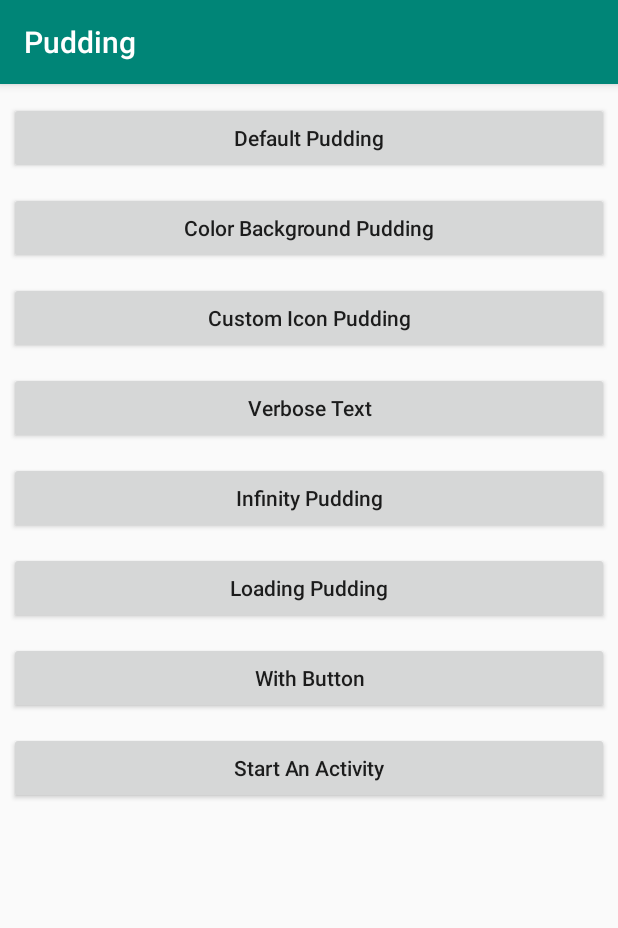
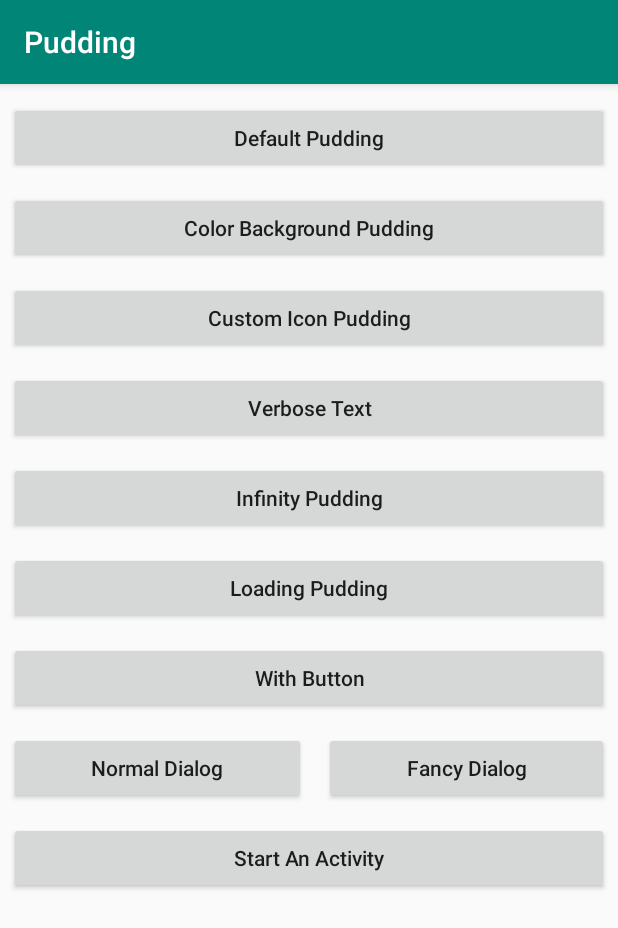
Before and after one commit to o0o0oo00/Pudding, an Android app: the screen it shows after launch (MainActivity), on a phone screen of 412 x 824 dp. Shown: the top 928 px of the screen. Run offline under Robolectric (Android 15) with nearby library versions, the phone set to English and light mode, and no system bars; libraries missing offline, so code that uses them is left out: com.zcy.fancydialog.

Commit message:
add fancy dialog lib so awesome

```diff
--- a/app/build.gradle
+++ b/app/build.gradle
@@ -24,6 +24,7 @@ android {
 
 dependencies {
     implementation project(':pudding')
+    implementation project(':fancydialog')
     implementation fileTree(dir: 'libs', include: ['*.jar'])
     implementation"org.jetbrains.kotlin:kotlin-stdlib-jdk7:$kotlin_version"
     implementation 'androidx.appcompat:appcompat:1.1.0-alpha03'
--- a/app/src/main/java/com/zcy/pudding/demo/MainActivity.kt
+++ b/app/src/main/java/com/zcy/pudding/demo/MainActivity.kt
@@ -7,6 +7,7 @@ import android.view.View
 import android.widget.Toast
 import androidx.appcompat.app.AlertDialog
 import androidx.appcompat.app.AppCompatActivity
+import com.zcy.fancydialog.askDialog
 import com.zcy.pudding.Pudding
 
 class MainActivity : AppCompatActivity() {
@@ -72,6 +73,7 @@ class MainActivity : AppCompatActivity() {
         Pudding.create(this) {
             setTitle("Choco Title")
             setText("This is Text , it's very short and I don't like short \n This is Text , it's very short and I don't like short")
+            setChocoBackgroundColor(resources.getColor(R.color.color_FFCC00))
             enableInfiniteDuration = true
             addButton("OK", R.style.PuddingButton, View.OnClickListener {
                 hide()
@@ -92,7 +94,12 @@ class MainActivity : AppCompatActivity() {
     }
 
     fun showFancyDialog(view: View) {
-
+        askDialog(supportFragmentManager) {
+            mTitle = "FancyDialog"
+            mMessage = "Use DSL it's so Awesome"
+            onlySure = true
+            lowerBackground = true
+        }
     }
 
     // 启动一个Activity ,验证是否存在lack window exception
--- a/app/src/main/res/layout/activity_main.xml
+++ b/app/src/main/res/layout/activity_main.xml
@@ -7,7 +7,7 @@
         android:orientation="vertical"
         android:layout_height="match_parent"
         android:paddingTop="@dimen/small_margin"
-        tools:context=".demo.MainActivity">
+        tools:context=".MainActivity">
 
     <Button
             android:layout_margin="@dimen/small_margin"
@@ -72,6 +72,30 @@
             android:textAllCaps="false"
     />
 
+    <LinearLayout android:layout_width="match_parent"
+                  android:layout_height="wrap_content"
+                  android:orientation="horizontal">
+        <Button
+                android:layout_margin="@dimen/small_margin"
+                android:layout_width="wrap_content"
+                android:layout_height="wrap_content"
+                android:layout_weight="1"
+                android:text="@string/start_dialog"
+                android:onClick="showAlertDialog"
+                android:textAllCaps="false"
+        />
+        <Button
+                android:layout_margin="@dimen/small_margin"
+                android:layout_width="wrap_content"
+                android:layout_height="wrap_content"
+                android:layout_weight="1"
+                android:text="@string/start_dialog_fancy"
+                android:onClick="showFancyDialog"
+                android:textAllCaps="false"
+        />
+    </LinearLayout>
+
+
     <Button
             android:layout_margin="@dimen/small_margin"
             android:layout_width="match_parent"
--- a/app/src/main/res/values/colors.xml
+++ b/app/src/main/res/values/colors.xml
@@ -3,4 +3,6 @@
     <color name="colorPrimary">#008577</color>
     <color name="colorPrimaryDark">#00574B</color>
     <color name="colorAccent">#D81B60</color>
+    <color name="color_FFCC00">#FFCC00</color>
+
 </resources>
--- a/app/src/main/res/values/strings.xml
+++ b/app/src/main/res/values/strings.xml
@@ -6,6 +6,8 @@
     <string name="verbose_text">Verbose Text</string>
     <string name="infinite_pudding">Infinity Pudding</string>
     <string name="start_activity">Start An Activity</string>
+    <string name="start_dialog">Normal Dialog</string>
+    <string name="start_dialog_fancy">Fancy Dialog</string>
     <string name="loading">Loading Pudding</string>
     <string name="verbose_text_text">This is a verbose text . And has a lot of words . You can see this text is so long . 男人最怕的就是短啊。 所以长一点最好了，我喜欢，^_^</string>
     <string name="with_button">With Button</string>
--- a/pudding/src/main/java/com/zcy/pudding/Choco.kt
+++ b/pudding/src/main/java/com/zcy/pudding/Choco.kt
@@ -24,7 +24,7 @@ import androidx.core.content.ContextCompat
 import kotlinx.android.synthetic.main.layout_choco.view.*
 
 /**
- * @author:         zhaochunyu
+ * @author:         https://github.com/o0o0oo00
  * @description:    custom Choco view
  *
  * @date:           2019/3/15
--- a/pudding/src/main/java/com/zcy/pudding/Pudding.kt
+++ b/pudding/src/main/java/com/zcy/pudding/Pudding.kt
@@ -17,7 +17,7 @@ import kotlinx.android.synthetic.main.layout_choco.view.*
 import java.lang.ref.WeakReference
 
 /**
- * @author:         zhaochunyu
+ * @author:         https://github.com/o0o0oo00
  * @description:    Choco helper class
  * @date:           2019/3/15
  */
@@ -99,6 +99,7 @@ class Pudding : LifecycleObserver {
 
     companion object {
 
+        @JvmStatic
         private fun log(e: String) {
             Log.e(this::class.java.simpleName, "${this} $e")
         }
--- a/settings.gradle
+++ b/settings.gradle
@@ -1 +1 @@
-include ':app', ':pudding'
+include ':app', ':pudding', ':fancydialog'
```
